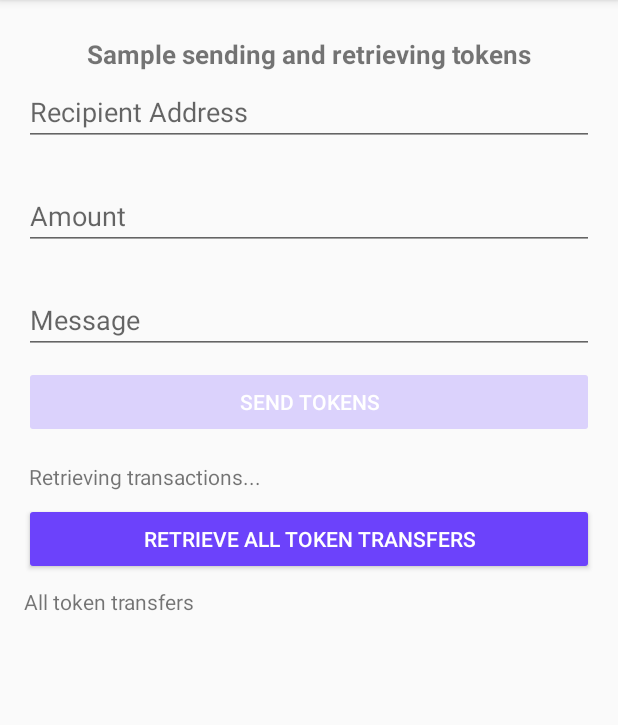
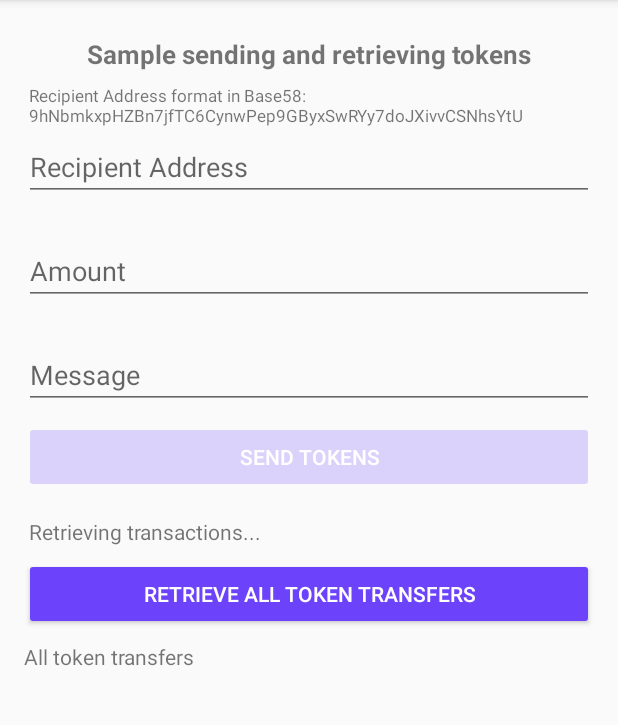
Before and after one commit to radixdlt/android-client-sample, an Android app: the TokenActivity screen opened directly, with no data from a screen before it, on a phone screen of 412 x 824 dp, the part 84-809 px from its top. Run offline under Robolectric (Android 15) with nearby library versions, the phone set to English and light mode, and no system bars; our stand-ins replace RxJava; libraries missing offline, so code that uses them is left out: com.radixdlt.client; 3 statements that could not run were skipped.

Commit message:
Add address format example

```diff
--- a/app/src/main/res/layout/activity_token.xml
+++ b/app/src/main/res/layout/activity_token.xml
@@ -23,6 +23,20 @@
       app:layout_constraintStart_toStartOf="parent"
       app:layout_constraintTop_toTopOf="parent"/>
 
+  <TextView
+      android:id="@+id/addressFormatTextView"
+      android:layout_width="wrap_content"
+      android:layout_height="wrap_content"
+      android:layout_marginEnd="8dp"
+      android:layout_marginStart="19dp"
+      android:layout_marginTop="8dp"
+      android:text="Recipient Address format in Base58:\n9hNbmkxpHZBn7jfTC6CynwPep9GByxSwRYy7doJXivvCSNhsYtU"
+      android:textSize="11sp"
+      app:layout_constraintEnd_toEndOf="parent"
+      app:layout_constraintHorizontal_bias="0.0"
+      app:layout_constraintStart_toStartOf="parent"
+      app:layout_constraintTop_toBottomOf="@+id/tokenTitleTextView"/>
+
   <EditText
       android:id="@+id/tokenAddressEditText"
       android:layout_width="match_parent"
@@ -34,7 +48,7 @@
       app:layout_constraintEnd_toEndOf="parent"
       app:layout_constraintHorizontal_bias="0.0"
       app:layout_constraintStart_toStartOf="parent"
-      app:layout_constraintTop_toBottomOf="@+id/tokenTitleTextView"/>
+      app:layout_constraintTop_toBottomOf="@+id/addressFormatTextView"/>
 
   <EditText
       android:id="@+id/tokenAmountEditText"
```
